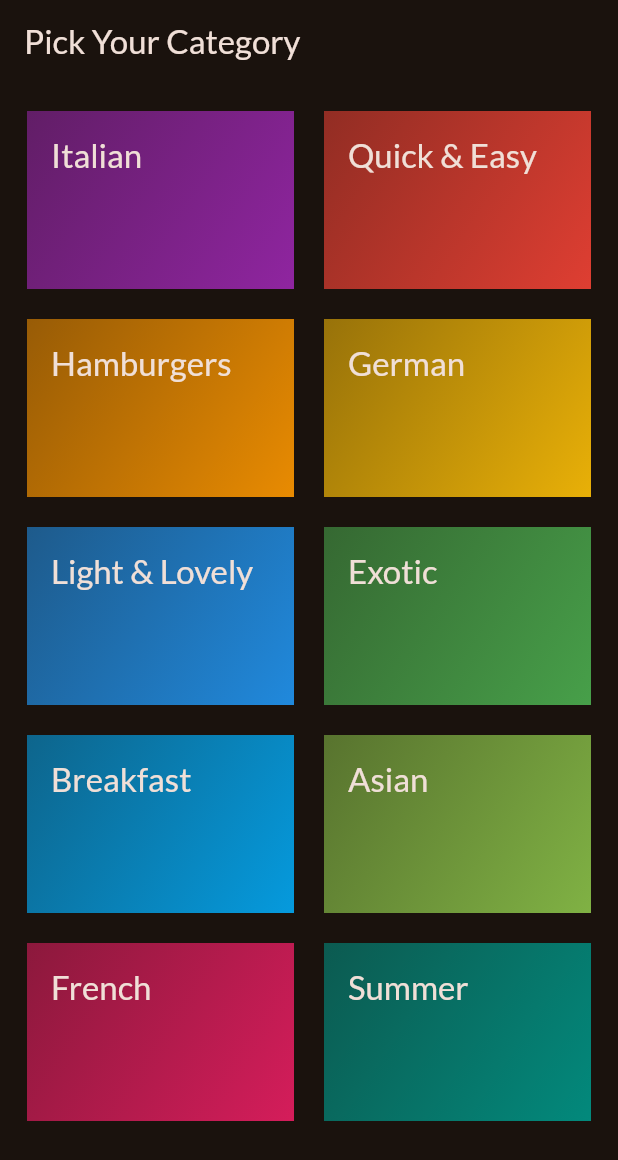
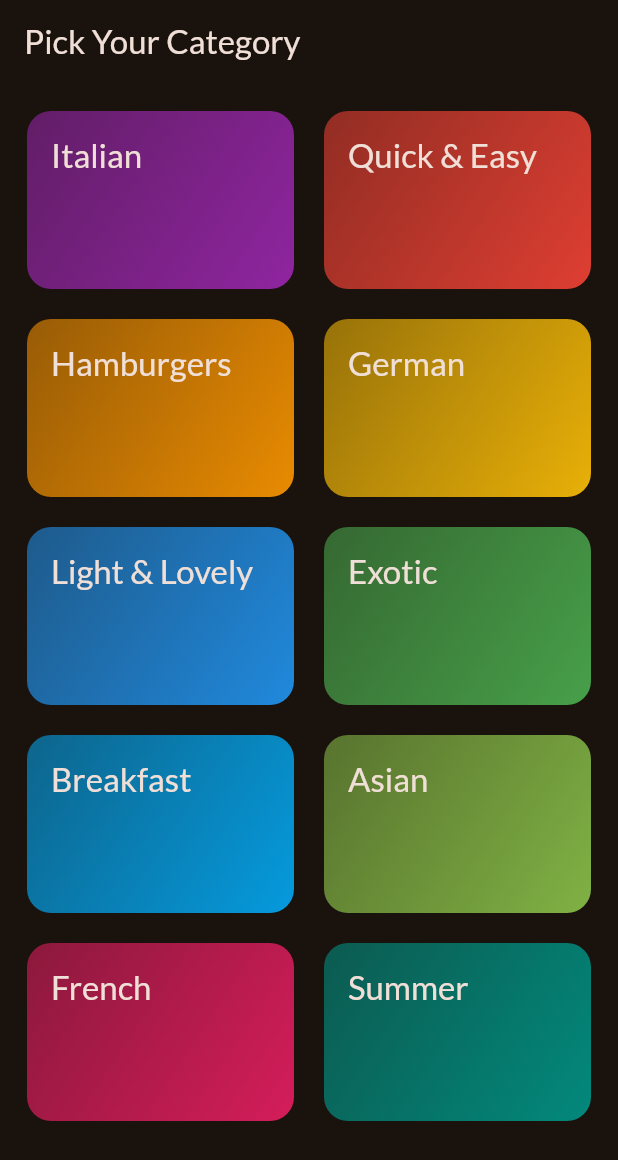
Before and after one commit to sharshv2012/meals, a Flutter app: the screen it shows after launch, on a phone screen of 412 x 824 dp. Shown: the top 1160 px of the screen. Run offline on Flutter 3.47's test engine with Material 2 defaults, Android fonts, the phone set to English and light mode, and no system bars; our stand-ins replace google_fonts.

Commit message:
Commit 3: Made the grid items tapable.

```diff
--- a/lib/category_grid_item.dart
+++ b/lib/category_grid_item.dart
@@ -8,9 +8,14 @@ class CategoryGridItem extends StatelessWidget {
 
   @override
   Widget build(BuildContext context) {
-    return Container(
+    return InkWell(
+      onTap: () {},
+      splashColor: Colors.white,
+      borderRadius: BorderRadius.circular(16),
+      child: Container(
         padding: const EdgeInsets.all(16),
         decoration: BoxDecoration(
+          borderRadius: BorderRadius.circular(16),
           gradient: LinearGradient(
             colors: [
               category.color.withOpacity(0.55),
@@ -26,6 +31,7 @@ class CategoryGridItem extends StatelessWidget {
                 color: Theme.of(context).colorScheme.onBackground,
             ),
         ),
+      ),
     );
   }
 }
```
Lines whose indentation alone changed are shown as unchanged.
